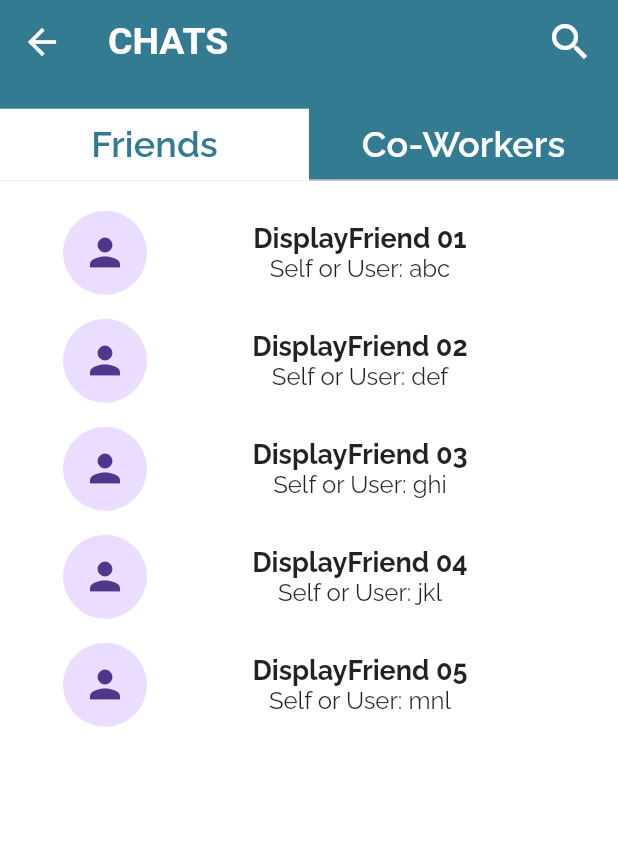
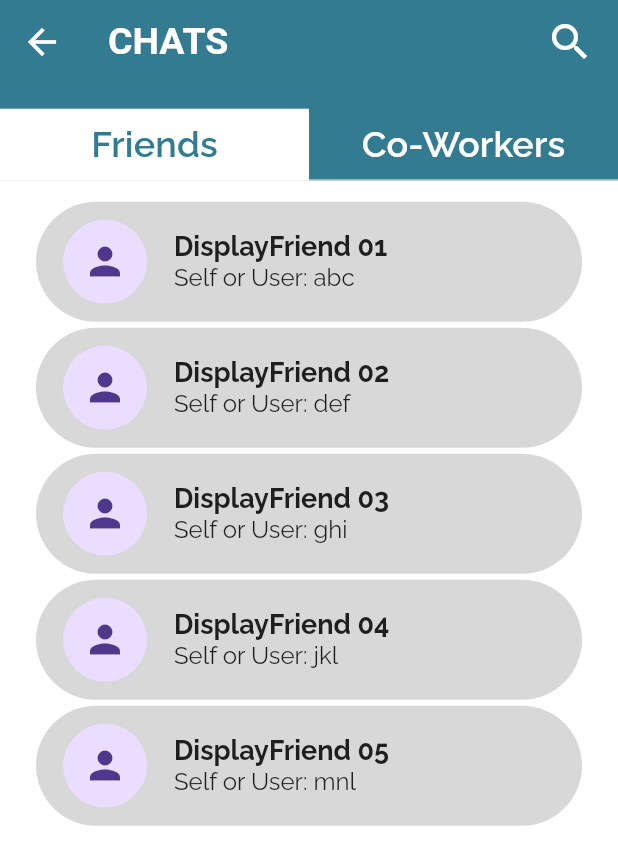
Before and after one commit to TaNuNian/workmai, a Flutter app: the ChatListPage screen opened by its route, on a phone screen of 412 x 824 dp. Shown: the top 865 px of the screen. Run offline on Flutter 3.47's test engine with Material 3 defaults, Android fonts, the phone set to English and light mode, and no system bars; our stand-ins replace cloud_firestore, firebase_auth, firebase_core, firebase_storage, form_field_validator, google_fonts and 2 more; missing offline and left inert: firebase_app_check; accounts and stored records are empty; Roboto replaces fonts that are missing (Sarabun).

Commit message:
friend chat 1

```diff
--- a/lib/src/decor/chat_list_tile.dart
+++ b/lib/src/decor/chat_list_tile.dart
@@ -17,12 +17,21 @@ class ChatListTile extends StatelessWidget {
 
   @override
   Widget build(BuildContext context) {
-    return Container(
-      margin: const EdgeInsets.symmetric(vertical: 8.0),
+    return GestureDetector(
+      onTap: () {
+        Navigator.pushNamed(context, '/chat-friend');
+      },
+      onLongPress: () {
+        return ;
+      },
+      child: Container(
+        height: 80,
+        margin: const EdgeInsets.symmetric(vertical: 2.0),
         decoration: BoxDecoration(
-        color: const Color(0x95ffffff),
-        borderRadius: BorderRadius.circular(32),
+          color: const Color(0xffD8D8D8),
+          borderRadius: BorderRadius.circular(60),
         ),
+        child: Center(
           child: ListTile(
             leading: CircleAvatar(
               radius: 30,
@@ -30,29 +39,28 @@ class ChatListTile extends StatelessWidget {
                   profilePicture != null ? NetworkImage(profilePicture!) : null,
               child: profilePicture == null
                   ? const Icon(Icons.person, size: 30)
-              : null,
+                  : null, // TODO: CHANGE TO USER PROFILE IMAGE
             ),
-        title: Column(
-          mainAxisAlignment: MainAxisAlignment.start,
-          children: [
-            Text(
+            title: Text(
               displayname,
               style: GoogleFonts.raleway(
                 fontSize: 18,
                 fontWeight: FontWeight.bold,
               ),
             ),
-            Text(
+            titleTextStyle: GoogleFonts.sarabun(color: Color(0xff1E1E1E)),
+
+            subtitle: Text(
               'Self or User: $recentMsg',
               // TODO: Make it 'You: ...' or '$DISPLAYNAME: ...'
-              style: GoogleFonts.raleway(
+            ),
+            subtitleTextStyle: GoogleFonts.raleway(
+              color: const Color(0xff1E1E1E),
               fontSize: 16,
               fontWeight: FontWeight.w400,
             ),
-            )
-          ],
           ),
-        titleTextStyle: GoogleFonts.sarabun(color: Colors.black87),
+        ),
       ),
     );
   }
--- a/lib/src/main_pages/chat_page/chatlist_page.dart
+++ b/lib/src/main_pages/chat_page/chatlist_page.dart
@@ -77,7 +77,9 @@ class _ChatListPageState extends State<ChatListPage>
       leading: IconButton(
         icon: const Icon(Icons.arrow_back, color: Color(0xffffffff)),
         iconSize: 28,
-        onPressed: () {},
+        onPressed: () {
+          Navigator.pop(context);
+        },
       ),
       title: Text(
         'CHATS',
```
Also changed, not shown: lib/generated/assets.dart. Lines whose indentation alone changed are shown as unchanged.
